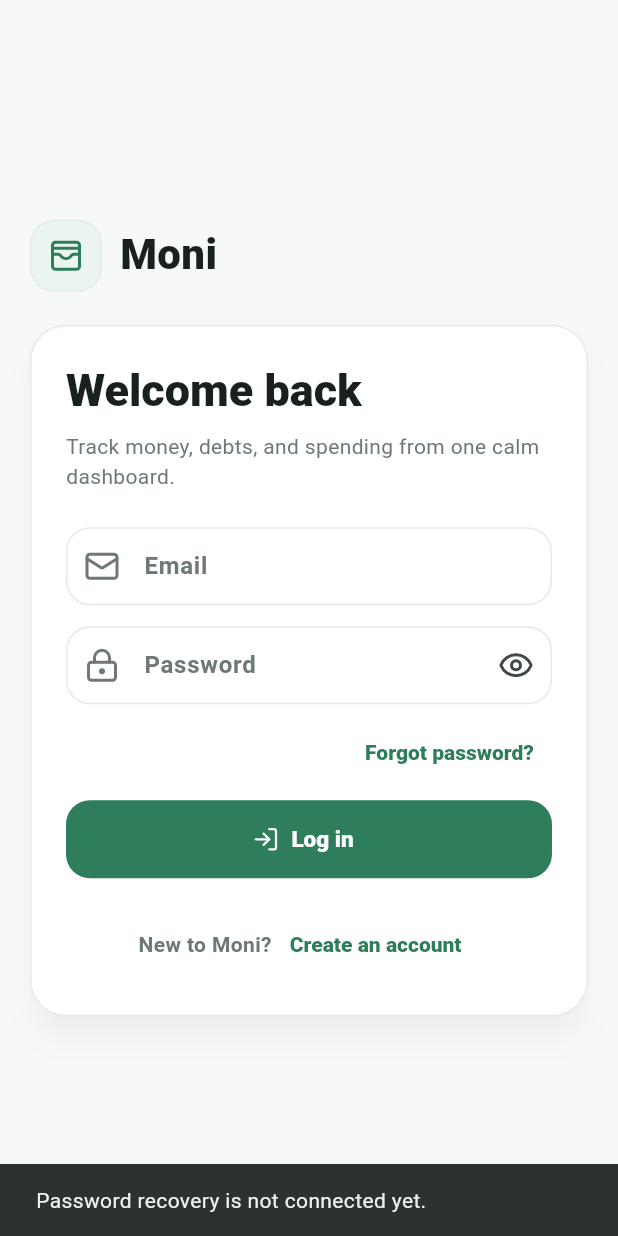
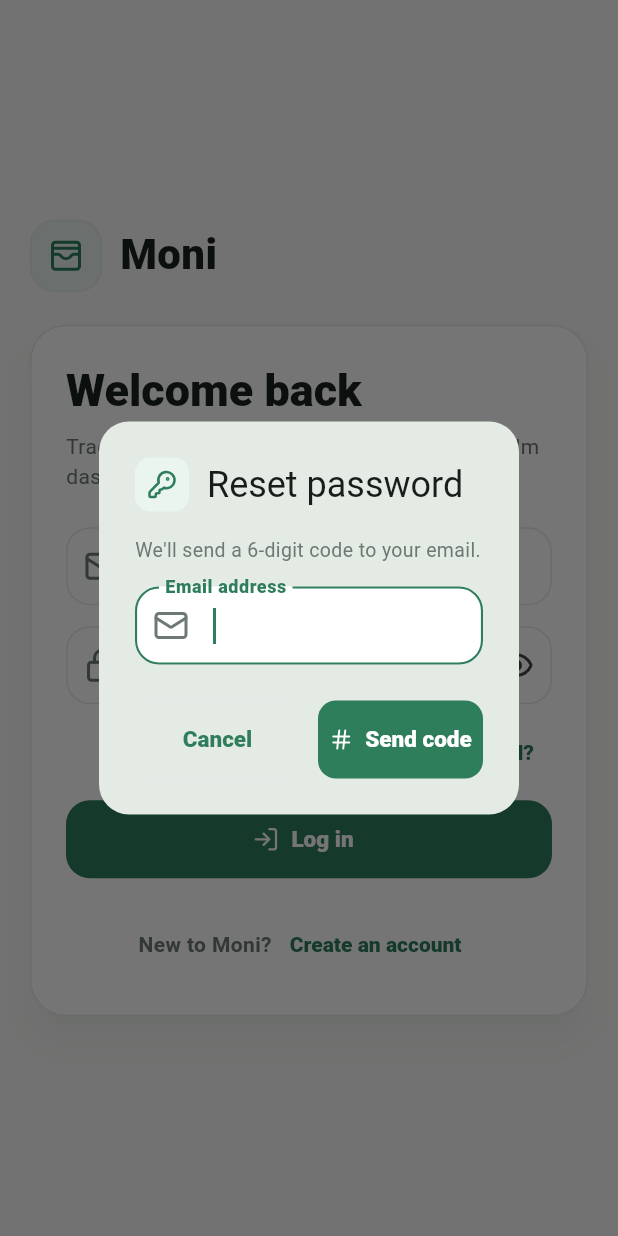
Before and after one commit to MiDtsuki/MoniMoni, a Flutter app: the screen it shows after launch, after a tap on "Forgot password?", on a phone screen of 412 x 824 dp. Run offline on Flutter 3.47's test engine with Material 3 defaults, Android fonts, the phone set to English and light mode, and no system bars; our stand-ins replace drift, fl_chart, flutter_riverpod, go_router, lucide_icons_flutter, supabase_flutter; accounts and stored records are empty; generated files the repository leaves out were written again.

Commit message:
Add OTP-based forgot password flow
Replaces the magic link tab with a single email OTP code flow.
Adds OTP verify page and reset password page with password strength indicator.

Co-Authored-By: Claude Sonnet 4.6 <noreply@anthropic.com>

```diff
--- a/lib/app/router.dart
+++ b/lib/app/router.dart
@@ -5,6 +5,8 @@ import 'package:lucide_icons_flutter/lucide_icons.dart';
 import 'package:supabase_flutter/supabase_flutter.dart';
 
 import '../features/auth/presentation/login_page.dart';
+import '../features/auth/presentation/otp_verify_page.dart';
+import '../features/auth/presentation/reset_password_page.dart';
 import '../features/auth/presentation/signup_page.dart';
 import '../features/debts/presentation/debt_detail_page.dart';
 import '../features/debts/presentation/debt_form_page.dart';
@@ -19,8 +21,11 @@ import '../data/local/db_test_page_stub.dart'
     if (dart.library.io) '../data/local/db_test_page.dart';
 
 class _AuthChangeNotifier extends ChangeNotifier {
+  AuthChangeEvent? lastEvent;
+
   _AuthChangeNotifier() {
-    Supabase.instance.client.auth.onAuthStateChange.listen((_) {
+    Supabase.instance.client.auth.onAuthStateChange.listen((data) {
+      lastEvent = data.event;
       notifyListeners();
     });
   }
@@ -35,7 +40,13 @@ final appRouter = GoRouter(
     final loggedIn = Supabase.instance.client.auth.currentSession != null;
     final isAuthRoute =
         state.matchedLocation == '/login' || state.matchedLocation == '/signup';
-    if (!loggedIn && !isAuthRoute) return '/login';
+    final isResetRoute = state.matchedLocation == '/reset-password';
+    final isOtpRoute = state.matchedLocation == '/verify-otp';
+
+    if (_authNotifier.lastEvent == AuthChangeEvent.passwordRecovery) {
+      return '/reset-password';
+    }
+    if (!loggedIn && !isAuthRoute && !isResetRoute && !isOtpRoute) return '/login';
     if (loggedIn && isAuthRoute) return '/logs';
     return null;
   },
@@ -43,6 +54,11 @@ final appRouter = GoRouter(
     GoRoute(path: '/login', builder: (context, state) => const LoginPage()),
     GoRoute(path: '/db-test', builder: (context, state) => const DbTestPage()),
     GoRoute(path: '/signup', builder: (context, state) => const SignupPage()),
+    GoRoute(path: '/reset-password', builder: (context, state) => const ResetPasswordPage()),
+    GoRoute(
+      path: '/verify-otp',
+      builder: (context, state) => OtpVerifyPage(email: state.extra as String),
+    ),
     StatefulShellRoute.indexedStack(
       builder: (context, state, navigationShell) {
         return MoniShell(navigationShell: navigationShell);
--- a/lib/features/auth/presentation/login_page.dart
+++ b/lib/features/auth/presentation/login_page.dart
@@ -73,13 +73,7 @@ class _LoginPageState extends State<LoginPage> {
             Align(
               alignment: Alignment.centerRight,
               child: TextButton(
-                onPressed: () {
-                  ScaffoldMessenger.of(context).showSnackBar(
-                    const SnackBar(
-                      content: Text('Password recovery is not connected yet.'),
-                    ),
-                  );
-                },
+                onPressed: _forgotPassword,
                 child: const Text('Forgot password?'),
               ),
             ),
@@ -105,6 +99,17 @@ class _LoginPageState extends State<LoginPage> {
         ),
       ),
     );
+  }
+
+  Future<void> _forgotPassword() async {
+    final result = await showDialog<_ForgotResult>(
+      context: context,
+      builder: (ctx) => _ForgotPasswordDialog(prefillEmail: _emailController.text.trim()),
+    );
+    if (!mounted) return;
+    if (result is _EmailOtpSent) {
+      context.push('/verify-otp', extra: result.email);
+    }
   }
 
   Future<void> _submit() async {
@@ -284,6 +289,141 @@ class _AuthSwitchRow extends StatelessWidget {
   }
 }
 
+// ─── Forgot password result types ───────────────────────────────────────────
+
+sealed class _ForgotResult {}
+
+class _EmailOtpSent extends _ForgotResult {
+  _EmailOtpSent(this.email);
+  final String email;
+}
+
+// ─── Forgot password dialog ───────────────────────────────────────────────────
+
+class _ForgotPasswordDialog extends StatefulWidget {
+  const _ForgotPasswordDialog({required this.prefillEmail});
+  final String prefillEmail;
+
+  @override
+  State<_ForgotPasswordDialog> createState() => _ForgotPasswordDialogState();
+}
+
+class _ForgotPasswordDialogState extends State<_ForgotPasswordDialog> {
+  late final TextEditingController _emailCtrl;
+  var _loading = false;
+
+  @override
+  void initState() {
+    super.initState();
+    _emailCtrl = TextEditingController(text: widget.prefillEmail);
+  }
+
+  @override
+  void dispose() {
+    _emailCtrl.dispose();
+    super.dispose();
+  }
+
+  @override
+  Widget build(BuildContext context) {
+    return AlertDialog(
+      shape: RoundedRectangleBorder(borderRadius: BorderRadius.circular(20)),
+      titlePadding: const EdgeInsets.fromLTRB(24, 24, 24, 0),
+      contentPadding: const EdgeInsets.fromLTRB(24, 16, 24, 24),
+      title: Row(
+        children: [
+          Container(
+            padding: const EdgeInsets.all(8),
+            decoration: BoxDecoration(
+              color: MoniTheme.softGreen,
+              borderRadius: BorderRadius.circular(10),
+            ),
+            child: const Icon(LucideIcons.keyRound, color: MoniTheme.primaryGreen, size: 20),
+          ),
+          const SizedBox(width: 12),
+          const Text('Reset password'),
+        ],
+      ),
+      content: Column(
+        mainAxisSize: MainAxisSize.min,
+        crossAxisAlignment: CrossAxisAlignment.stretch,
+        children: [
+          Text(
+            "We'll send a 6-digit code to your email.",
+            style: TextStyle(color: MoniTheme.muted, fontSize: 13),
+          ),
+          const SizedBox(height: 16),
+          TextFormField(
+            controller: _emailCtrl,
+            keyboardType: TextInputType.emailAddress,
+            autofocus: true,
+            decoration: const InputDecoration(
+              labelText: 'Email address',
+              prefixIcon: Icon(LucideIcons.mail),
+            ),
+          ),
+          const SizedBox(height: 24),
+          Row(
+            children: [
+              Expanded(
+                child: OutlinedButton(
+                  onPressed: () => Navigator.of(context).pop(),
+                  style: OutlinedButton.styleFrom(
+                    padding: const EdgeInsets.symmetric(vertical: 14),
+                    shape: RoundedRectangleBorder(borderRadius: BorderRadius.circular(12)),
+                  ),
+                  child: const Text('Cancel'),
+                ),
+              ),
+              const SizedBox(width: 12),
+              Expanded(
+                child: ElevatedButton.icon(
+                  onPressed: _loading ? null : _submit,
+                  icon: _loading
+                      ? const SizedBox(width: 16, height: 16, child: CircularProgressIndicator(strokeWidth: 2))
+                      : const Icon(LucideIcons.hash, size: 16),
+                  label: const Text('Send code'),
+                  style: ElevatedButton.styleFrom(
+                    padding: const EdgeInsets.symmetric(vertical: 14),
+                    shape: RoundedRectangleBorder(borderRadius: BorderRadius.circular(12)),
+                  ),
+                ),
+              ),
+            ],
+          ),
+        ],
+      ),
+    );
+  }
+
+  Future<void> _submit() async {
+    final email = _emailCtrl.text.trim();
+    if (email.isEmpty) {
+      ScaffoldMessenger.of(context).showSnackBar(
+        const SnackBar(content: Text('Enter your email address')),
+      );
+      return;
+    }
+    setState(() => _loading = true);
+    try {
+      await Supabase.instance.client.auth.signInWithOtp(email: email);
+      if (mounted) Navigator.of(context).pop(_EmailOtpSent(email));
+    } on AuthException catch (e) {
+      if (mounted) {
+        ScaffoldMessenger.of(context).showSnackBar(SnackBar(content: Text(e.message)));
+      }
+    } catch (e) {
+      if (mounted) {
+        ScaffoldMessenger.of(context).showSnackBar(SnackBar(content: Text('Error: $e')));
+      }
+    } finally {
+      if (mounted) setState(() => _loading = false);
+    }
+  }
+}
+
+// ─────────────────────────────────────────────────────────────────────────────
+
 String? _validateEmail(String? value) {
   final trimmed = value?.trim() ?? '';
   if (trimmed.isEmpty) {
--- a/lib/main.dart
+++ b/lib/main.dart
@@ -10,6 +10,9 @@ void main() async {
   await Supabase.initialize(
     url: 'https://uknaclwdyyfqwohzvica.supabase.co',
     anonKey: 'sb_publishable_SbGtVvVExSOEkNBp9r7fIg_oxATBmyn',
+    authOptions: const FlutterAuthClientOptions(
+      authFlowType: AuthFlowType.pkce,
+    ),
   );
 
   runApp(const ProviderScope(child: MoniApp()));
```
Also changed, not shown: lib/features/auth/presentation/otp_verify_page.dart (added, +188 -0 lines), lib/features/auth/presentation/reset_password_page.dart (added, +218 -0 lines), 8 other files.
